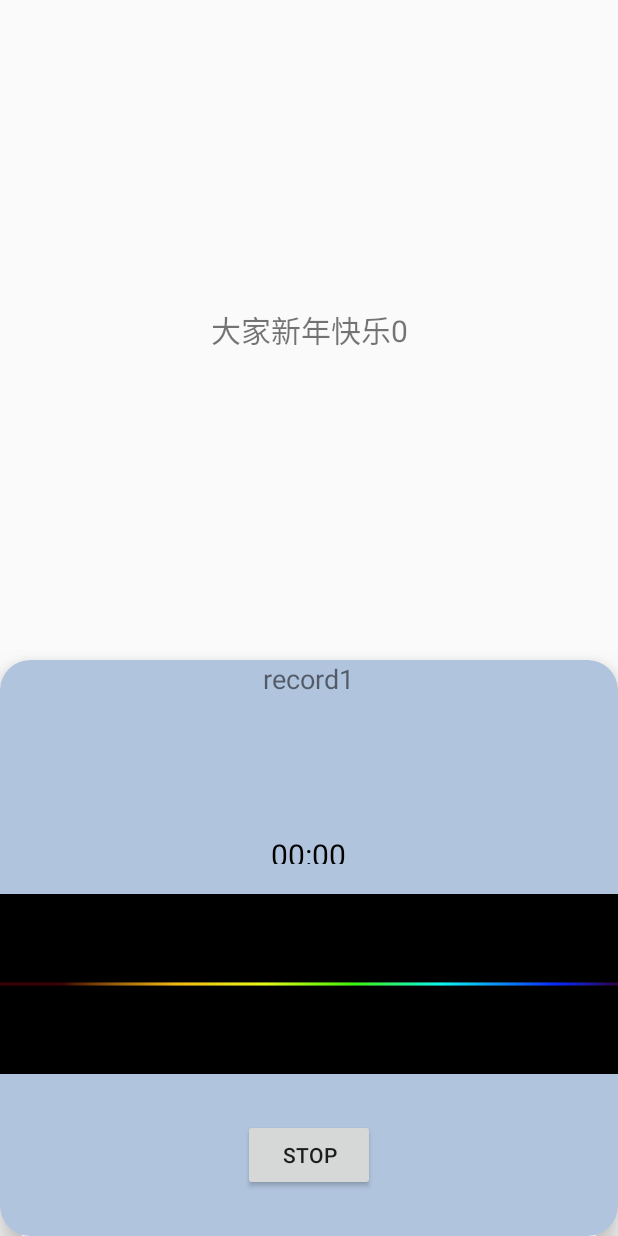
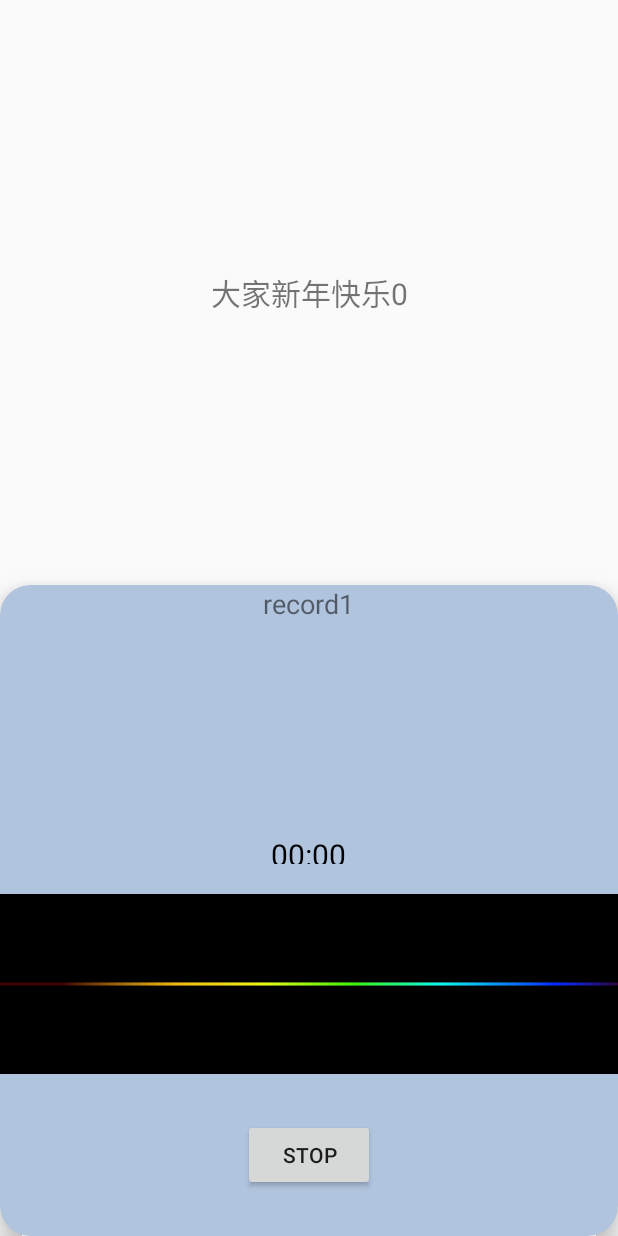
Before and after one commit to HurricaneSeller/SweetsCollection, an Android app: the screen it shows after launch (RecordActivity), after a tap on an icon or button, on a phone screen of 412 x 824 dp. Run offline under Robolectric (Android 15) with nearby library versions, the phone set to English and light mode, and no system bars.

Commit message:
Update activity_record.xml

```diff
--- a/app/src/main/res/layout/activity_record.xml
+++ b/app/src/main/res/layout/activity_record.xml
@@ -9,7 +9,7 @@
         android:id="@+id/activity_record_text"
         android:layout_width="match_parent"
         android:layout_height="wrap_content"
-        android:minHeight="400dp"
+        android:minHeight="350dp"
         android:layout_margin="20dp"
         android:gravity="center"
         android:text="test"
```
